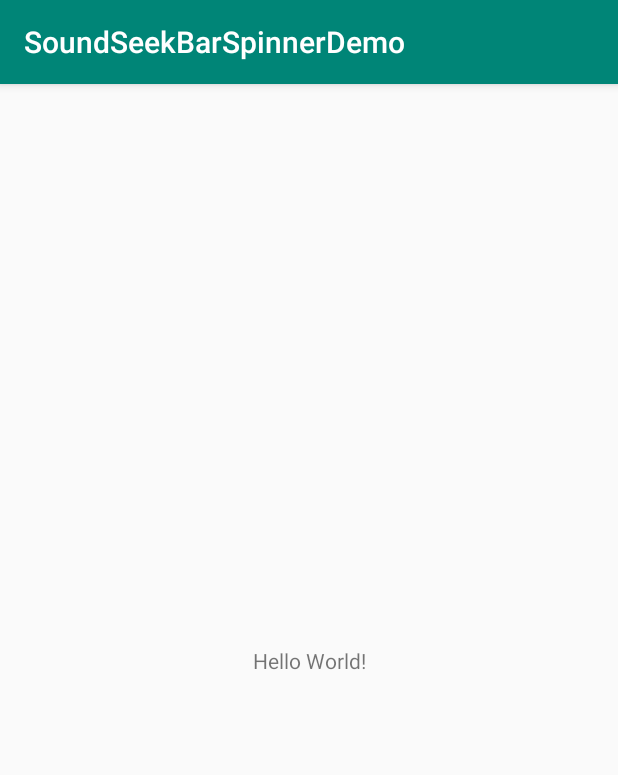
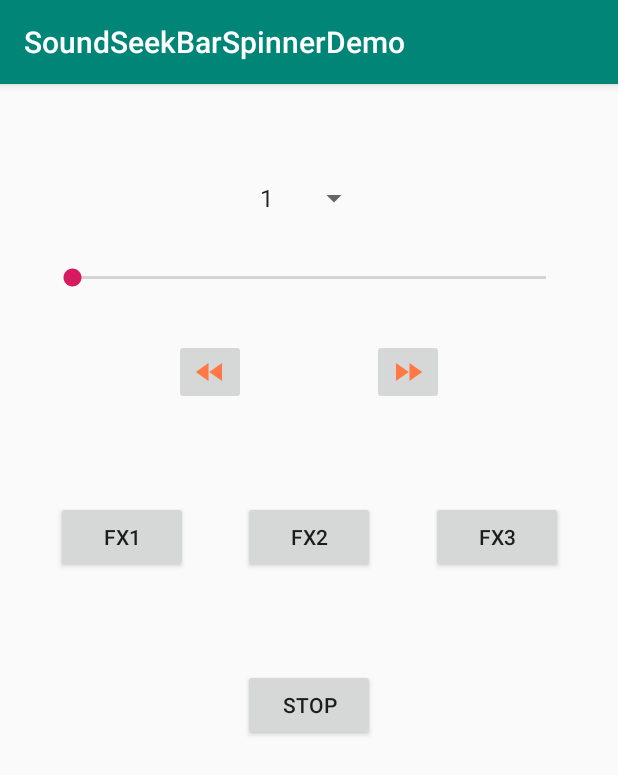
Before and after one commit to animevn/Sound, an Android app: the screen it shows after launch (MainActivity), on a phone screen of 412 x 824 dp. Shown: the top 775 px of the screen. Run offline under Robolectric (Android 15) with nearby library versions, the phone set to English and light mode, and no system bars; our stand-ins replace ButterKnife.

Commit message:
add layout

```diff
--- a/app/src/main/java/com/haanhgs/app/soundseekbarspinnerdemo/MainActivity.java
+++ b/app/src/main/java/com/haanhgs/app/soundseekbarspinnerdemo/MainActivity.java
@@ -1,14 +1,57 @@
 package com.haanhgs.app.soundseekbarspinnerdemo;
 
+import android.os.Bundle;
+import android.view.View;
+import android.widget.Button;
+import android.widget.ImageButton;
+import android.widget.SeekBar;
+import android.widget.Spinner;
 import androidx.appcompat.app.AppCompatActivity;
-
-import android.os.Bundle;
+import butterknife.BindView;
+import butterknife.ButterKnife;
+import butterknife.OnClick;
 
 public class MainActivity extends AppCompatActivity {
+
+    @BindView(R.id.spRepeat)
+    Spinner spRepeat;
+    @BindView(R.id.sbrVolume)
+    SeekBar sbrVolume;
+    @BindView(R.id.bnDecrease)
+    ImageButton bnDecrease;
+    @BindView(R.id.bnIncrease)
+    ImageButton bnIncrease;
+    @BindView(R.id.bnFx1)
+    Button bnFx1;
+    @BindView(R.id.bnFx3)
+    Button bnFx3;
+    @BindView(R.id.bnFx2)
+    Button bnFx2;
+    @BindView(R.id.bnStop)
+    Button bnStop;
 
     @Override
     protected void onCreate(Bundle savedInstanceState) {
         super.onCreate(savedInstanceState);
         setContentView(R.layout.activity_main);
+        ButterKnife.bind(this);
+    }
+
+    @OnClick({R.id.bnDecrease, R.id.bnIncrease, R.id.bnFx1, R.id.bnFx3, R.id.bnFx2, R.id.bnStop})
+    public void onViewClicked(View view) {
+        switch (view.getId()) {
+            case R.id.bnDecrease:
+                break;
+            case R.id.bnIncrease:
+                break;
+            case R.id.bnFx1:
+                break;
+            case R.id.bnFx3:
+                break;
+            case R.id.bnFx2:
+                break;
+            case R.id.bnStop:
+                break;
+        }
     }
 }
--- /dev/null
+++ b/app/src/main/res/drawable/forward.xml
@@ -0,0 +1,5 @@
+<vector android:height="24dp" android:tint="#FF7846"
+    android:viewportHeight="24.0" android:viewportWidth="24.0"
+    android:width="24dp" xmlns:android="http://schemas.android.com/apk/res/android">
+    <path android:fillColor="#FF000000" android:pathData="M4,18l8.5,-6L4,6v12zM13,6v12l8.5,-6L13,6z"/>
+</vector>
--- /dev/null
+++ b/app/src/main/res/drawable/rewind.xml
@@ -0,0 +1,5 @@
+<vector android:height="24dp" android:tint="#FF7846"
+    android:viewportHeight="24.0" android:viewportWidth="24.0"
+    android:width="24dp" xmlns:android="http://schemas.android.com/apk/res/android">
+    <path android:fillColor="#FF000000" android:pathData="M11,18L11,6l-8.5,6 8.5,6zM11.5,12l8.5,6L20,6l-8.5,6z"/>
+</vector>
--- a/app/src/main/res/layout/activity_main.xml
+++ b/app/src/main/res/layout/activity_main.xml
@@ -6,13 +6,99 @@
     android:layout_height="match_parent"
     tools:context=".MainActivity">
 
-    <TextView
+    <Spinner
+        android:id="@+id/spRepeat"
         android:layout_width="wrap_content"
         android:layout_height="wrap_content"
-        android:text="Hello World!"
-        app:layout_constraintBottom_toBottomOf="parent"
-        app:layout_constraintLeft_toLeftOf="parent"
-        app:layout_constraintRight_toRightOf="parent"
+        android:layout_marginTop="64dp"
+        android:entries="@array/spinner"
+        app:layout_constraintEnd_toEndOf="parent"
+        app:layout_constraintStart_toStartOf="parent"
         app:layout_constraintTop_toTopOf="parent" />
 
+    <SeekBar
+        android:id="@+id/sbrVolume"
+        android:layout_width="0dp"
+        android:layout_height="wrap_content"
+        android:layout_marginStart="32dp"
+        android:layout_marginTop="32dp"
+        android:layout_marginEnd="32dp"
+        android:max="100"
+        app:layout_constraintEnd_toEndOf="parent"
+        app:layout_constraintStart_toStartOf="parent"
+        app:layout_constraintTop_toBottomOf="@+id/spRepeat" />
+
+    <ImageButton
+        android:id="@+id/bnDecrease"
+        android:layout_width="wrap_content"
+        android:layout_height="wrap_content"
+        android:layout_marginStart="32dp"
+        android:layout_marginTop="32dp"
+        android:contentDescription="@string/buttonDescription"
+        app:layout_constraintEnd_toStartOf="@+id/bnIncrease"
+        app:layout_constraintHorizontal_bias="0.5"
+        app:layout_constraintStart_toStartOf="parent"
+        app:layout_constraintTop_toBottomOf="@+id/sbrVolume"
+        app:srcCompat="@drawable/rewind" />
+
+    <ImageButton
+        android:id="@+id/bnIncrease"
+        android:layout_width="wrap_content"
+        android:layout_height="wrap_content"
+        android:layout_marginEnd="32dp"
+        android:contentDescription="@string/buttonDescription"
+        app:layout_constraintBottom_toBottomOf="@+id/bnDecrease"
+        app:layout_constraintEnd_toEndOf="parent"
+        app:layout_constraintHorizontal_bias="0.5"
+        app:layout_constraintStart_toEndOf="@+id/bnDecrease"
+        app:layout_constraintTop_toTopOf="@+id/bnDecrease"
+        app:srcCompat="@drawable/forward" />
+
+    <Button
+        android:id="@+id/bnFx1"
+        android:layout_width="wrap_content"
+        android:layout_height="wrap_content"
+        android:layout_marginStart="16dp"
+        android:layout_marginTop="64dp"
+        android:layout_marginEnd="16dp"
+        android:text="@string/bnFx1"
+        app:layout_constraintEnd_toStartOf="@+id/bnFx2"
+        app:layout_constraintHorizontal_bias="0.5"
+        app:layout_constraintStart_toStartOf="parent"
+        app:layout_constraintTop_toBottomOf="@+id/bnDecrease" />
+
+    <Button
+        android:id="@+id/bnFx3"
+        android:layout_width="wrap_content"
+        android:layout_height="wrap_content"
+        android:layout_marginEnd="16dp"
+        android:text="@string/bnFx3"
+        app:layout_constraintBottom_toBottomOf="@+id/bnFx2"
+        app:layout_constraintEnd_toEndOf="parent"
+        app:layout_constraintHorizontal_bias="0.5"
+        app:layout_constraintStart_toEndOf="@+id/bnFx2"
+        app:layout_constraintTop_toTopOf="@+id/bnFx2" />
+
+    <Button
+        android:id="@+id/bnFx2"
+        android:layout_width="wrap_content"
+        android:layout_height="wrap_content"
+        android:layout_marginEnd="16dp"
+        android:text="@string/bnFx2"
+        app:layout_constraintBottom_toBottomOf="@+id/bnFx1"
+        app:layout_constraintEnd_toStartOf="@+id/bnFx3"
+        app:layout_constraintHorizontal_bias="0.5"
+        app:layout_constraintStart_toEndOf="@+id/bnFx1"
+        app:layout_constraintTop_toTopOf="@+id/bnFx1" />
+
+    <Button
+        android:id="@+id/bnStop"
+        android:layout_width="wrap_content"
+        android:layout_height="wrap_content"
+        android:layout_marginTop="64dp"
+        android:text="@string/bnStop"
+        app:layout_constraintEnd_toEndOf="parent"
+        app:layout_constraintStart_toStartOf="parent"
+        app:layout_constraintTop_toBottomOf="@+id/bnFx2" />
+
 </androidx.constraintlayout.widget.ConstraintLayout>
--- a/app/src/main/res/values/strings.xml
+++ b/app/src/main/res/values/strings.xml
@@ -1,3 +1,24 @@
 <resources>
+
     <string name="app_name">SoundSeekBarSpinnerDemo</string>
+
+    <string name="buttonDescription">errors look bad :D</string>
+    <string name="bnFx1">FX1</string>
+    <string name="bnFx2">FX2</string>
+    <string name="bnFx3">FX3</string>
+    <string name="bnStop">Stop</string>
+
+    <string-array name="spinner">
+        <item>1</item>
+        <item>2</item>
+        <item>3</item>
+        <item>4</item>
+        <item>5</item>
+        <item>6</item>
+        <item>7</item>
+        <item>8</item>
+        <item>9</item>
+        <item>10</item>
+    </string-array>
+
 </resources>
```
